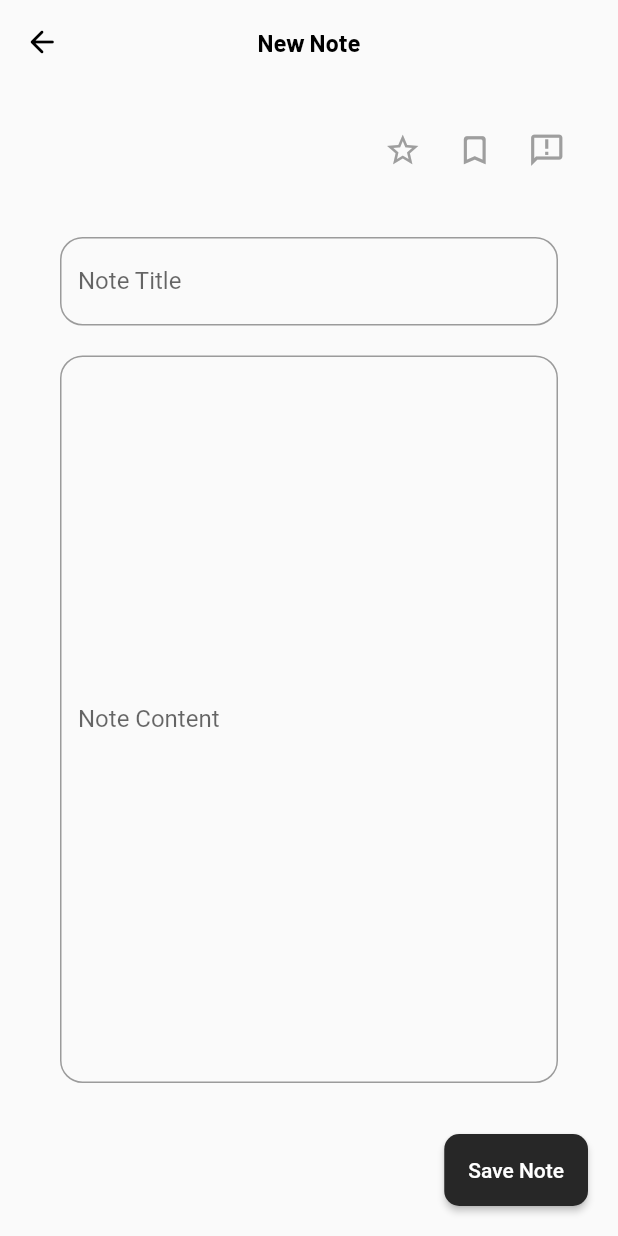
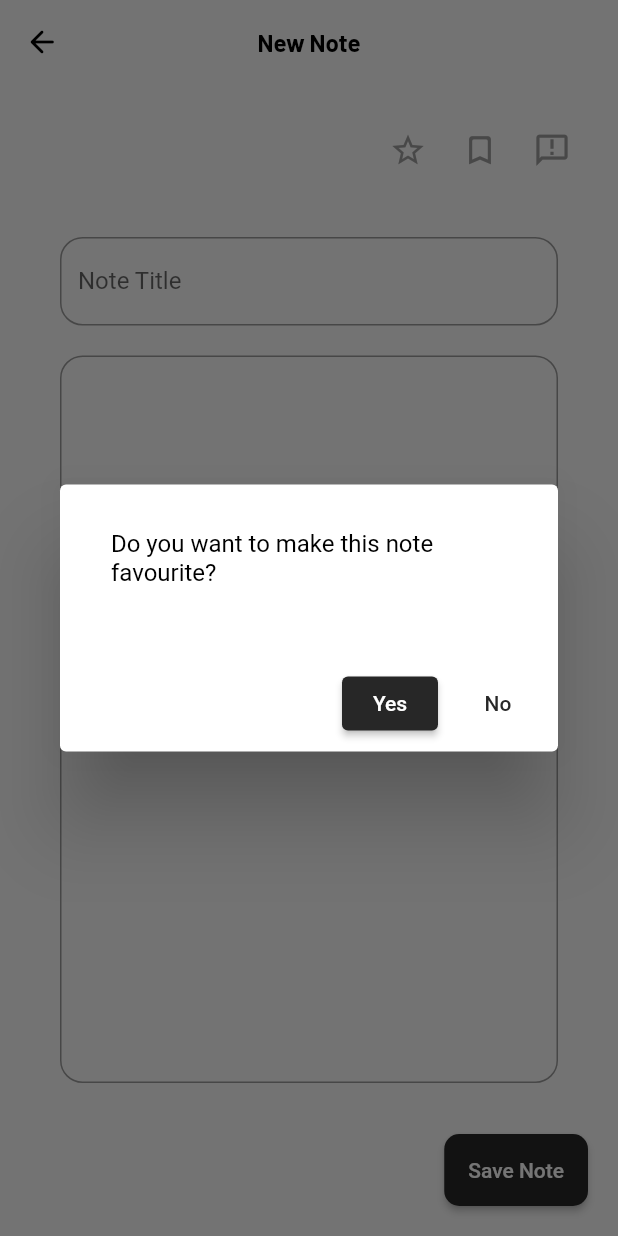
Before and after one commit to kacwal0157/todo_app, a Flutter app: the CreateNotePage screen opened by its route, after a tap on the "star border" icon, on a phone screen of 412 x 824 dp. Run offline on Flutter 3.47's test engine with Material 2 defaults, Android fonts, the phone set to English and light mode, and no system bars; our stand-ins replace get; Roboto replaces fonts that are missing (Poppins).

Commit message:
adding validation to note creation, adding icons behaviour

```diff
--- a/assets/json/default_note.json
+++ b/assets/json/default_note.json
@@ -1,4 +1,10 @@
 {
     "noteTitle": "New Note",
-    "noteContent": "Enter your note here."
+    "noteContent": "Enter your note here.",
+    "specialSignature":
+    {
+        "favourite": false,
+        "important": false,
+        "marked": ["false", "null"]
+    }
 }
--- a/lib/app_manager.dart
+++ b/lib/app_manager.dart
@@ -1,8 +1,13 @@
 import 'package:todo_app/features/models/note.dart';
 
-class AppManager{
+class AppManager {
   AppManager._();
 
   //*NOTES
-  static Note defaultNote = Note(noteTitle: 'noteTitle', noteContent: 'noteContent');
+  static Note defaultNote = Note(
+      noteTitle: 'noteTitle',
+      noteContent: 'noteContent',
+      specialSignature:
+          SpecialSignature(favourite: false, important: false, marked: []));
+  static List<Note> notes = [];
 }
--- a/lib/features/models/note.dart
+++ b/lib/features/models/note.dart
@@ -1,16 +1,19 @@
 class Note {
   String noteTitle;
   String noteContent;
+  SpecialSignature specialSignature;
 
   Note({
     required this.noteTitle,
     required this.noteContent,
+    required this.specialSignature,
   });
 
   factory Note.fromJson(Map<String, dynamic> json) {
     return Note(
       noteTitle: json['noteTitle'],
       noteContent: json['noteContent'],
+      specialSignature: SpecialSignature.fromJson(json['specialSignature']),
     );
   }
 
@@ -18,6 +21,35 @@ class Note {
     return {
       'noteTitle': noteTitle,
       'noteContent': noteContent,
+      'specialSignature': specialSignature.toJson(),
     };
   }
 }
+
+class SpecialSignature {
+  bool favourite;
+  bool important;
+  List<String> marked;
+
+  SpecialSignature({
+    required this.favourite,
+    required this.important,
+    required this.marked,
+  });
+
+  factory SpecialSignature.fromJson(Map<String, dynamic> json) {
+    return SpecialSignature(
+      favourite: json['favourite'],
+      important: json['important'],
+      marked: List<String>.from(json['marked']),
+    );
+  }
+
+  Map<String, dynamic> toJson() {
+    return {
+      'favourite': favourite,
+      'important': important,
+      'marked': marked,
+    };
+  }
+}
--- a/lib/features/pages/create_note_page.dart
+++ b/lib/features/pages/create_note_page.dart
@@ -2,6 +2,7 @@ import 'package:flutter/material.dart';
 import 'package:get/get.dart';
 import 'package:todo_app/app_manager.dart';
 import 'package:todo_app/constants/constant_variables.dart';
+import 'package:todo_app/features/services/create_note_service.dart';
 import 'package:todo_app/utils/components/app_bar.dart';
 import 'package:todo_app/utils/components/elevated_btn.dart';
 import 'package:todo_app/utils/components/text_field.dart';
@@ -17,6 +18,20 @@ class CreateNotePage extends StatefulWidget {
 class _CreateNotePageState extends State<CreateNotePage> {
   TextEditingController titleController = TextEditingController();
   TextEditingController contentController = TextEditingController();
+
+  String? titleError;
+  String? contentError;
+
+  void _updateErrors(String? titleError, String? contentError) {
+    setState(() {
+      this.titleError = titleError;
+      this.contentError = contentError;
+    });
+  }
+
+  _refreshPage() {
+    setState(() {});
+  }
 
   @override
   void dispose() {
@@ -39,27 +54,18 @@ class _CreateNotePageState extends State<CreateNotePage> {
         child: Column(
           crossAxisAlignment: CrossAxisAlignment.end,
           children: [
-            Row(
+            const Row(
               mainAxisAlignment: MainAxisAlignment.end,
               children: [
-                getIconButton(
-                  onPressed: () {
-                    print('make favourite');
-                  },
-                  iconData: Icons.star_border_outlined,
-                ),
-                getIconButton(
-                  onPressed: () {
-                    print('make special');
-                  },
-                  iconData: Icons.bookmark_border_rounded,
-                ),
-                getIconButton(
-                  onPressed: () {
-                    print('make important');
-                  },
-                  iconData: Icons.announcement_outlined,
-                ),
+                IconBtn(
+                    iconType: IconType.favourite,
+                    iconData: Icons.star_border_outlined),
+                IconBtn(
+                    iconType: IconType.mark,
+                    iconData: Icons.bookmark_border_rounded),
+                IconBtn(
+                    iconType: IconType.important,
+                    iconData: Icons.announcement_outlined),
               ],
             ),
             const SizedBox(
@@ -75,6 +81,7 @@ class _CreateNotePageState extends State<CreateNotePage> {
                       controller: titleController,
                       labelText: 'Note Title',
                       hintText: AppManager.defaultNote.noteTitle,
+                      errorMessage: titleError,
                       maxLines: 1,
                       expands: false,
                     ),
@@ -84,6 +91,7 @@ class _CreateNotePageState extends State<CreateNotePage> {
                         controller: contentController,
                         labelText: 'Note Content',
                         hintText: AppManager.defaultNote.noteContent,
+                        errorMessage: contentError,
                         minLines: null,
                         maxLines: null,
                         expands: true,
@@ -98,7 +106,8 @@ class _CreateNotePageState extends State<CreateNotePage> {
             ),
             getElevatedBtn(
               onPressed: () {
-                print('save note if correct');
+                validateNewNote(
+                    titleController, contentController, _updateErrors);
               },
               child: const Text('Save Note'),
               shape: RoundedRectangleBorder(
--- a/lib/features/pages/splash_screen_page.dart
+++ b/lib/features/pages/splash_screen_page.dart
@@ -5,6 +5,7 @@ import 'package:todo_app/constants/constant_texts.dart';
 import 'package:todo_app/constants/constant_variables.dart';
 import 'package:get/get.dart';
 import 'package:todo_app/features/services/note_json_service.dart';
+import 'package:todo_app/features/services/note_service.dart';
 import 'package:todo_app/utils/routes.dart';
 
 class SplashScreen extends StatefulWidget {
@@ -95,7 +96,9 @@ class _SplashScreenState extends State<SplashScreen> {
     await Future.delayed(const Duration(milliseconds: 500));
 
     setState(() => animate = true);
-    AppManager.defaultNote = await loadNoteFromJson(widget.defaultNoteName);
+    AppManager.defaultNote =
+        await loadNoteFromJson(noteFileName: widget.defaultNoteName);
+    await loadNotes(AppManager.notes);
 
     await Future.delayed(const Duration(milliseconds: 3000)).then(
       (value) => Get.toNamed(Routes.getMainPageRoute()),
--- a/lib/utils/components/text_field.dart
+++ b/lib/utils/components/text_field.dart
@@ -8,6 +8,7 @@ TextField getTextField({
   int? minLines,
   int? maxLines,
   required bool expands,
+  String? errorMessage,
 }) =>
     TextField(
       controller: controller,
@@ -23,6 +24,7 @@ TextField getTextField({
         focusedBorder: const OutlineInputBorder(
           borderSide: BorderSide(color: secondaryColor),
         ),
+        errorText: errorMessage,
         hintText: hintText,
         border: OutlineInputBorder(
           borderSide: const BorderSide(color: secondaryColor),
--- a/lib/utils/components/user_icon_btn.dart
+++ b/lib/utils/components/user_icon_btn.dart
@@ -1,13 +1,122 @@
 import 'package:flutter/material.dart';
+import 'package:todo_app/constants/constant_variables.dart';
 
-IconButton getIconButton(
-        {required VoidCallback onPressed, required IconData iconData}) =>
-    IconButton(
-      alignment: Alignment.centerLeft,
-      onPressed: onPressed,
+enum IconType {
+  delete,
+  favourite,
+  important,
+  mark,
+}
+
+class IconBtn extends StatefulWidget {
+  const IconBtn({required this.iconType, required this.iconData, super.key});
+
+  final IconType iconType;
+  final IconData iconData;
+
+  @override
+  State<IconBtn> createState() => _IconBtnState();
+}
+
+class _IconBtnState extends State<IconBtn> {
+  Color iconColor = Colors.grey;
+
+  @override
+  Widget build(BuildContext context) {
+    return IconButton(
+      onPressed: () => showDialog(
+        context: context,
+        builder: (context) => _getAlertDialog(widget.iconType, context),
+      ),
       icon: Icon(
-        iconData,
-        color: Colors.grey,
+        widget.iconData,
+        color: iconColor,
         size: 25,
       ),
     );
+  }
+
+  _getAlertDialog(IconType iconType, BuildContext context) {
+    return AlertDialog(
+      actions: [
+        ElevatedButton(
+          onPressed: () {
+            _getAction(iconType);
+            // ignore: use_build_context_synchronously
+            Navigator.of(context).pop();
+          },
+          style: ElevatedButton.styleFrom(backgroundColor: secondaryColor),
+          child: const Text("Yes"),
+        ),
+        OutlinedButton(
+          onPressed: () {
+            Navigator.of(context).pop();
+          },
+          style: ButtonStyle(
+            side: MaterialStateProperty.all(BorderSide.none),
+          ),
+          child: const Text(
+            "No",
+            style: TextStyle(color: secondaryColor),
+          ),
+        ),
+      ],
+      content: Container(
+        width: 300,
+        height: 70,
+        padding: const EdgeInsets.all(10),
+        child: Text(
+          _getAlertText(iconType),
+          style: Theme.of(context).textTheme.bodySmall,
+        ),
+      ),
+    );
+  }
+
+  String _getAlertText(IconType iconType) {
+    String text = '';
+
+    switch (iconType) {
+      case IconType.delete:
+        text = 'Do you want to remove your note?';
+        break;
+      case IconType.favourite:
+        text = 'Do you want to make this note favourite?';
+        break;
+      case IconType.mark:
+        text = 'Do you want to mark this note?';
+        break;
+      case IconType.important:
+        text = 'Do you want to make this note important?';
+        break;
+      default:
+        text = 'ERROR';
+        break;
+    }
+
+    return text;
+  }
+
+  _getAction(IconType iconType) {
+    Color newColor = Colors.grey;
+
+    switch (iconType) {
+      case IconType.delete:
+        break;
+      case IconType.favourite:
+        newColor = iconColor == Colors.grey ? Colors.yellow : Colors.grey;
+        break;
+      case IconType.mark:
+        break;
+      case IconType.important:
+        newColor = iconColor == Colors.grey ? Colors.red : Colors.grey;
+        break;
+      default:
+        break;
+    }
+
+    setState(() {
+      iconColor = newColor;
+    });
+  }
+}
--- a/pubspec.yaml
+++ b/pubspec.yaml
@@ -36,6 +36,8 @@ dependencies:
   # Use with the CupertinoIcons class for iOS style icons.
   cupertino_icons: ^1.0.2
   get: ^4.6.5
+  path_provider: ^2.1.0
+  path: ^1.8.3
 
 dev_dependencies:
   flutter_test:
```
Also changed, not shown: lib/features/pages/main_page.dart (+18 -19 lines), lib/features/services/create_note_service.dart (added, +55 -0 lines), lib/features/services/note_json_service.dart (+14 -2 lines), lib/features/services/note_service.dart (added, +29 -0 lines), lib/features/widgets/user_note_widget.dart (+19 -22 lines), pubspec.lock, 8 other files.
